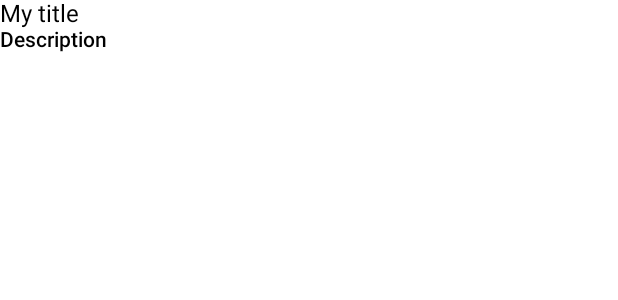
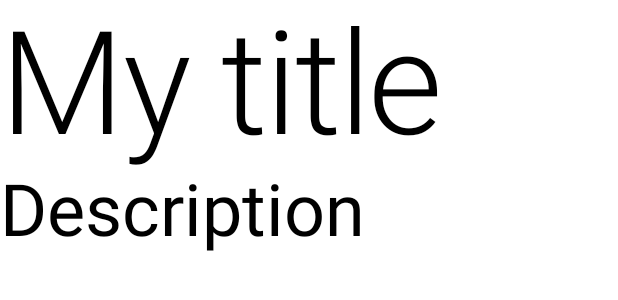
Before and after one commit to zakariaebouklah/CoffeeIsAwesome, an Android app built with Jetpack Compose: the @Preview function Offer, on a phone screen of 412 x 824 dp. Shown: the top 300 px of the screen. Run offline under Robolectric (Android 15) with nearby library versions, the phone set to English and light mode, and no system bars.

Commit message:
Using 'MaterialTheme' to style things.

```diff
--- a/app/src/main/java/com/zakib/coffeeisgood/OffersPage.kt
+++ b/app/src/main/java/com/zakib/coffeeisgood/OffersPage.kt
@@ -1,6 +1,7 @@
 package com.zakib.coffeeisgood
 
 import androidx.compose.foundation.layout.Column
+import androidx.compose.material.MaterialTheme
 import androidx.compose.material.Text
 import androidx.compose.runtime.Composable
 import androidx.compose.ui.text.TextStyle
@@ -19,8 +20,12 @@ fun Offer() {
         fontSize = 14.sp
     )
 
+    /**
+     * So the idea is that we can go and use all the semantic styles in the theme
+     * and try to keep working there instead of hard coding.
+     */
     Column {
-        Text(text = "My title", fontSize = 16.sp)
-        Text(text = "Description", style = style)
+        Text(text = "My title", style = MaterialTheme.typography.h1)
+        Text(text = "Description", style = MaterialTheme.typography.h3)
     }
 }
```
